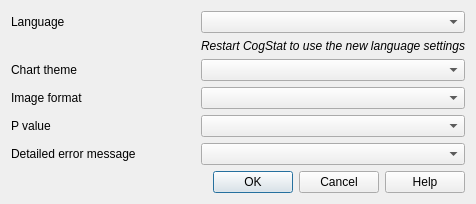
Old version of the form cogstat/ui/preferences.ui in the repository cogstat/cogstat.
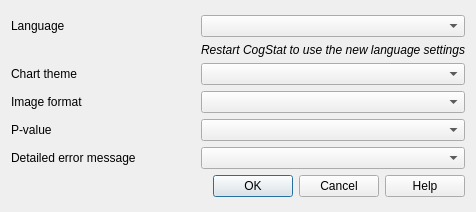
New version of the form.

Commit message: fix hyphen in 'p-values'

Diff of the .ui file:
```diff
--- a/cogstat/ui/preferences.ui
+++ b/cogstat/ui/preferences.ui
@@ -7,7 +7,7 @@
     <x>0</x>
     <y>0</y>
     <width>476</width>
-    <height>204</height>
+    <height>212</height>
    </rect>
   </property>
   <property name="windowTitle">
@@ -94,7 +94,7 @@
        <item row="4" column="0">
         <widget class="QLabel" name="label_4">
          <property name="text">
-          <string>P value</string>
+          <string>P-value</string>
          </property>
          <property name="buddy">
           <cstring>p_value_combo_box</cstring>
```
The commit also changes 6 other files.
